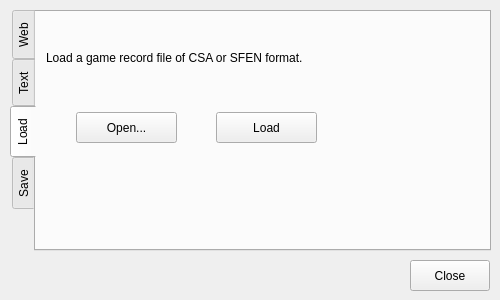
Above: forms/recorddialog.ui from shogimaru/shogimaru before the change. Below: the same form after it.
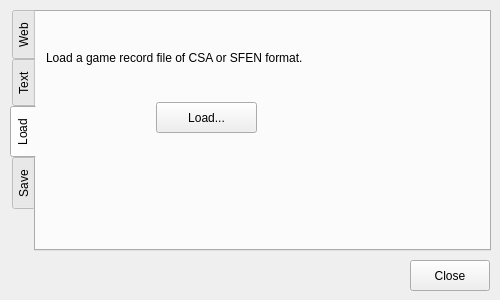
That is the form after the change.

```diff
--- a/forms/recorddialog.ui
+++ b/forms/recorddialog.ui
@@ -104,19 +104,6 @@
     <attribute name="title">
      <string>Load</string>
     </attribute>
-    <widget class="QPushButton" name="loadFileButton">
-     <property name="geometry">
-      <rect>
-       <x>180</x>
-       <y>100</y>
-       <width>101</width>
-       <height>31</height>
-      </rect>
-     </property>
-     <property name="text">
-      <string>Load</string>
-     </property>
-    </widget>
     <widget class="QLabel" name="labelLoad">
      <property name="geometry">
       <rect>
@@ -133,27 +120,14 @@
     <widget class="QPushButton" name="fileOpenButton">
      <property name="geometry">
       <rect>
-       <x>40</x>
-       <y>100</y>
+       <x>120</x>
+       <y>90</y>
        <width>101</width>
        <height>31</height>
       </rect>
      </property>
      <property name="text">
-      <string>Open...</string>
-     </property>
-    </widget>
-    <widget class="QLabel" name="labelRecordFilePath">
-     <property name="geometry">
-      <rect>
-       <x>20</x>
-       <y>70</y>
-       <width>301</width>
-       <height>20</height>
-      </rect>
-     </property>
-     <property name="text">
-      <string/>
+      <string>Load...</string>
      </property>
     </widget>
    </widget>
```
Left out of the diff: 3 changed lines with no effect on the pictures.
